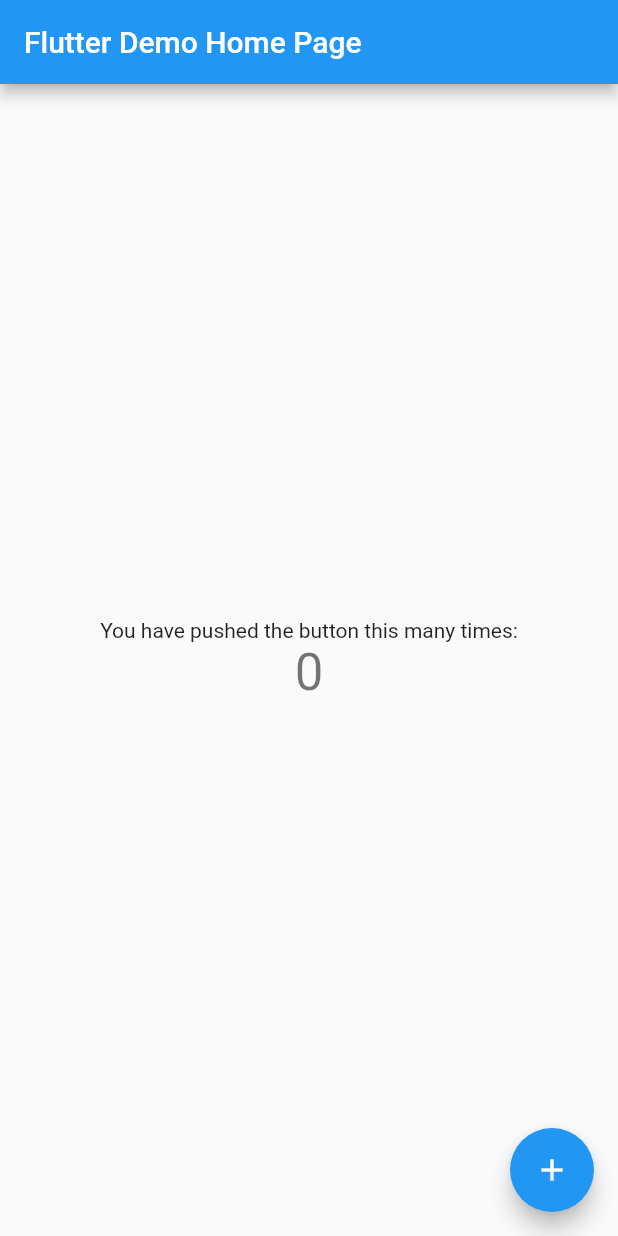
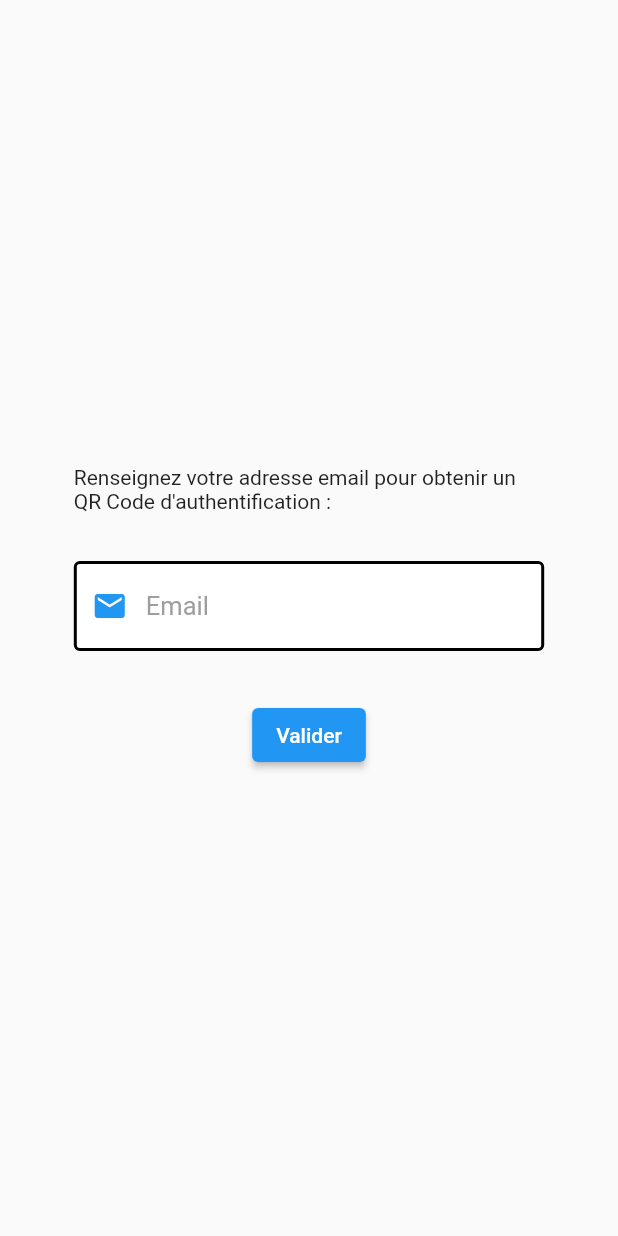
Before and after one commit to PayeTonKawa/ApplicationMobile, a Flutter app: the screen it shows after launch, on a phone screen of 412 x 824 dp. Run offline on Flutter 3.47's test engine with Material 2 defaults, Android fonts, the light colour scheme and no system bars; our stand-ins replace email_validator, flutter_secure_storage, fluttertoast.

Commit message:
Add user registration screen & API

```diff
--- /dev/null
+++ b/lib/authentication_api.dart
@@ -0,0 +1,47 @@
+import 'dart:convert';
+import 'dart:math';
+
+import 'package:http/http.dart' as http;
+import 'package:paye_ton_kawa/secure_storage.dart';
+
+class AuthenticationApi {
+
+  final String uri = '';
+  final SecureStorage _secureStorage = SecureStorage();
+
+  Future<bool> sendUserRegistration(String email) async {
+
+    var headers = {
+      'Content-Type': 'text/plain'
+    };
+
+    var request = http.Request('POST', Uri.parse(uri));
+    request.headers.addAll(headers);
+    request.body = email;
+
+    var response = await request.send();
+
+    if (response.statusCode == 200) {
+      return true;
+    }
+    else {
+      print(response.reasonPhrase);
+      return false;
+    }
+  }
+
+  Future<String> getToken() async {
+
+    String email = await _secureStorage.getEmailAdress() ?? '';
+
+    var response = await http.get(Uri.parse('$uri?email=$email'));
+
+    if (response.statusCode == 200) {
+      return response.body;
+    }
+    else {
+      print(response.reasonPhrase);
+      return '';
+    }
+  }
+}
--- a/lib/main.dart
+++ b/lib/main.dart
@@ -1,4 +1,5 @@
 import 'package:flutter/material.dart';
+import 'package:paye_ton_kawa/user_registration.dart';
 
 void main() {
   runApp(const MyApp());
@@ -24,7 +25,7 @@
         // is not restarted.
         primarySwatch: Colors.blue,
       ),
-      home: const MyHomePage(title: 'Flutter Demo Home Page'),
+      home: const UserRegistration(),
     );
   }
 }
--- /dev/null
+++ b/lib/secure_storage.dart
@@ -0,0 +1,24 @@
+import 'package:flutter_secure_storage/flutter_secure_storage.dart';
+
+class SecureStorage {
+  final storage = const FlutterSecureStorage();
+
+  final String _keyEmailAdress = 'email';
+  final String _keyToken = 'token';
+
+  Future setEmailAdress(String emailAdress) async {
+    await storage.write(key: _keyEmailAdress, value: emailAdress);
+  }
+
+  Future<String?> getEmailAdress() async {
+    return await storage.read(key: _keyEmailAdress);
+  }
+
+  Future setToken(String token) async {
+    await storage.write(key: _keyToken, value: token);
+  }
+
+  Future<String?> getToken() async {
+    return await storage.read(key: _keyToken);
+  }
+}
--- /dev/null
+++ b/lib/user_registration.dart
@@ -0,0 +1,126 @@
+import 'package:email_validator/email_validator.dart';
+import 'package:flutter/material.dart';
+import 'package:fluttertoast/fluttertoast.dart';
+import 'package:paye_ton_kawa/authentication_api.dart';
+import 'package:paye_ton_kawa/secure_storage.dart';
+
+class UserRegistration extends StatefulWidget {
+  const UserRegistration({super.key});
+
+  @override
+  State<UserRegistration> createState() => _UserRegistrationState();
+}
+
+class _UserRegistrationState extends State<UserRegistration> {
+
+  final GlobalKey<FormFieldState> _formKey = GlobalKey();
+  final SecureStorage _secureStorage = SecureStorage();
+  final _emailController = TextEditingController();
+  bool _isValid = false;
+
+  @override
+  Widget build(BuildContext context) {
+
+    double height = MediaQuery.of(context).size.height;
+    double width = MediaQuery.of(context).size.width;
+
+    return Scaffold(
+      body: Center(
+        child: Column(
+          mainAxisAlignment: MainAxisAlignment.center,
+          crossAxisAlignment: CrossAxisAlignment.center,
+          children: <Widget>[
+            SizedBox(
+              width: width * 0.8,
+              child: const Padding(
+                  padding: EdgeInsets.symmetric(vertical: 16, horizontal: 8),
+                  child: Text('Renseignez votre adresse email pour obtenir un QR Code d\'authentification :'),
+              ),
+            ),
+            SizedBox(
+              width: width * 0.8,
+              child: Padding(
+                padding: const EdgeInsets.symmetric(vertical: 16, horizontal: 8),
+                /* child: TextFormField(
+                  decoration: const InputDecoration(
+                    border: UnderlineInputBorder(),
+                    labelText: 'Entrez votre adresse email',
+                  ),
+                  keyboardType: TextInputType.emailAddress,
+                  validator: (value) => EmailValidator.validate(value!) ? null : 'Veuillez saisir une adresse email valide !',
+                ), */
+                child: TextFormField(
+                  key: _formKey,
+                  controller: _emailController,
+                  keyboardType: TextInputType.emailAddress,
+                  decoration: const InputDecoration(
+                    focusedBorder: OutlineInputBorder(
+                      borderSide: BorderSide(
+                        width: 2.0,
+                        color: Colors.black,
+                      ),
+                    ),
+                    enabledBorder: OutlineInputBorder(
+                      borderSide: BorderSide(
+                        width: 2.0,
+                        color: Colors.black,
+                      ),
+                    ),
+                    prefixIcon: Icon(
+                      Icons.email,
+                      color: Colors.blue,
+                    ),
+                    filled: true,
+                    fillColor: Colors.white,
+                    hintText: "Email",
+                    hintStyle: TextStyle(
+                      color: Colors.grey,
+                      fontSize: 17.0,
+                    ),
+                  ),
+                  textInputAction: TextInputAction.next,
+                ),
+              ),
+            ),
+            Padding(
+              padding: const EdgeInsets.symmetric(vertical: 16, horizontal: 8),
+              child: ElevatedButton(
+                child: const Text(
+                  'Valider',
+                  style: TextStyle(color: Colors.white),
+                ),
+                onPressed: () async {
+                  _isValid = EmailValidator.validate(_emailController.text);
+                  if (_isValid) {
+                    await _secureStorage.setEmailAdress(_emailController.text);
+                    await AuthenticationApi().sendUserRegistration(_emailController.text);
+                    Fluttertoast.showToast(
+                        msg: "Email envoyé !",
+                        toastLength: Toast.LENGTH_SHORT,
+                        gravity: ToastGravity.BOTTOM,
+                        timeInSecForIosWeb: 1,
+                        fontSize: 16.0);
+                  } else if (_emailController.text.isEmpty) {
+                    Fluttertoast.showToast(
+                        msg: 'Entrez une adresse email !',
+                        toastLength: Toast.LENGTH_SHORT,
+                        gravity: ToastGravity.BOTTOM,
+                        timeInSecForIosWeb: 1,
+                        fontSize: 16.0);
+                  } else {
+                    Fluttertoast.showToast(
+                        msg: 'Adresse email invalide !',
+                        toastLength: Toast.LENGTH_SHORT,
+                        gravity: ToastGravity.BOTTOM,
+                        timeInSecForIosWeb: 1,
+                        fontSize: 16.0);
+                  }
+                },
+              ),
+            ),
+          ],
+        ),
+      ),
+    );
+  }
+}
--- a/pubspec.yaml
+++ b/pubspec.yaml
@@ -35,6 +35,10 @@
   # The following adds the Cupertino Icons font to your application.
   # Use with the CupertinoIcons class for iOS style icons.
   cupertino_icons: ^1.0.2
+  http: ^0.13.5
+  email_validator: ^2.1.17
+  fluttertoast: ^8.2.1
+  flutter_secure_storage: ^8.0.0
 
 dev_dependencies:
   flutter_test:
```
Also changed, not shown: pubspec.lock, 7 other files.
